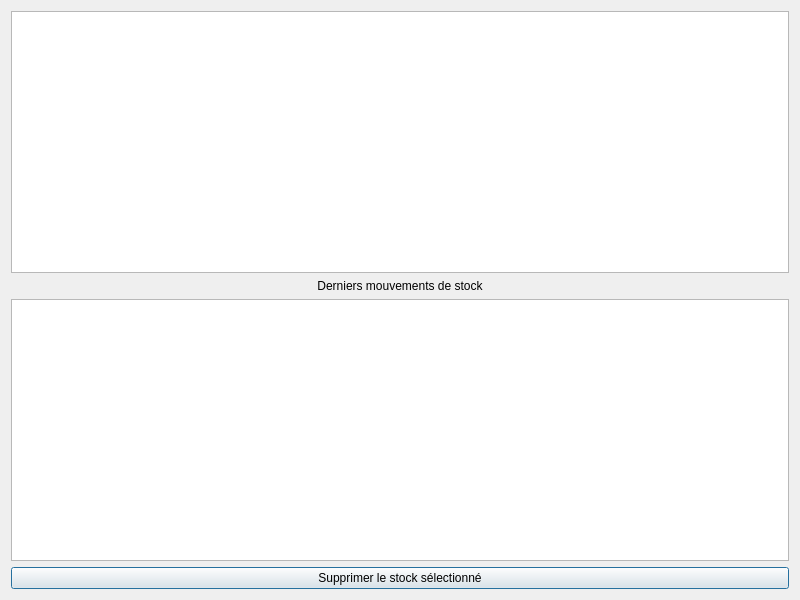
Qt form form/ViewStock.ui (Alt68719/projet_achats) before a commit.
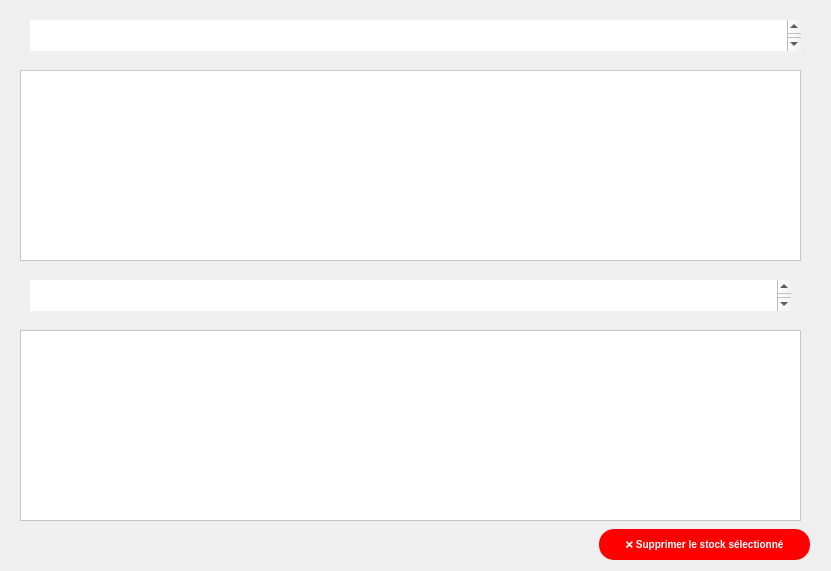
The same form after that commit. Icons and pictures are not drawn.

```diff
--- a/form/ViewStock.ui
+++ b/form/ViewStock.ui
@@ -6,47 +6,134 @@
    <rect>
     <x>0</x>
     <y>0</y>
-    <width>800</width>
-    <height>600</height>
+    <width>831</width>
+    <height>571</height>
    </rect>
   </property>
   <property name="windowTitle">
    <string>Voir le Stock</string>
   </property>
-  <layout class="QVBoxLayout" name="verticalLayout">
+  <property name="styleSheet">
+   <string notr="true">QWidget#ViewStock {
+    border-image: url(&quot;C:/projet_QT/projet_achats/image000/fond02.jpg&quot;) 0 0 0 0 stretch stretch;
+}
 
-   <!-- Tableau du stock -->
-   <item>
-    <widget class="QTableView" name="tableView"/>
-   </item>
 
-   <!-- Label pour mouvements -->
-   <item>
-    <widget class="QLabel" name="labelMouvements">
-     <property name="text">
-      <string>Derniers mouvements de stock</string>
-     </property>
-     <property name="alignment">
-      <set>Qt::AlignCenter</set>
-     </property>
-    </widget>
-   </item>
-
-   <!-- Tableau des mouvements -->
-   <item>
-    <widget class="QTableView" name="tableViewMouvements"/>
-   </item>
-
-   <!-- Bouton supprimer -->
-   <item>
-    <widget class="QPushButton" name="btnSupprimer">
-     <property name="text">
-      <string>Supprimer le stock sélectionné</string>
-     </property>
-    </widget>
-   </item>
-
-  </layout>
+</string>
+  </property>
+  <widget class="QTableView" name="tableView">
+   <property name="geometry">
+    <rect>
+     <x>20</x>
+     <y>70</y>
+     <width>781</width>
+     <height>191</height>
+    </rect>
+   </property>
+   <property name="styleSheet">
+    <string notr="true">QTableView{
+	background-color: white;
+}</string>
+   </property>
+  </widget>
+  <widget class="QTableView" name="tableViewMouvements">
+   <property name="geometry">
+    <rect>
+     <x>20</x>
+     <y>330</y>
+     <width>781</width>
+     <height>191</height>
+    </rect>
+   </property>
+   <property name="styleSheet">
+    <string notr="true">QTableView{
+	background-color: white;
+}</string>
+   </property>
+  </widget>
+  <widget class="QPushButton" name="btnSupprimer">
+   <property name="geometry">
+    <rect>
+     <x>599</x>
+     <y>529</y>
+     <width>211</width>
+     <height>31</height>
+    </rect>
+   </property>
+   <property name="styleSheet">
+    <string notr="true">
+QPushButton {
+    background-color: red;
+    border-radius: 15px;
+    border: none;
+    padding: 10px 20px;
+    color: white;
+    font-size: 10px;
+    font-weight: bold;
+}</string>
+   </property>
+   <property name="text">
+    <string>❌ Supprimer le stock sélectionné</string>
+   </property>
+  </widget>
+  <widget class="QTextBrowser" name="textBrowser">
+   <property name="geometry">
+    <rect>
+     <x>10</x>
+     <y>10</y>
+     <width>811</width>
+     <height>51</height>
+    </rect>
+   </property>
+   <property name="styleSheet">
+    <string notr="true">QTextBrowser {
+    border-image: url(&quot;C:/projet_QT/projet_achats/image000/fond03.jpg&quot;) 0 0 0 0 stretch stretch;
+    border: none;
+    padding: 10px 20px;
+    color: white;
+    font-weight: bold;
+}</string>
+   </property>
+   <property name="html">
+    <string>&lt;!DOCTYPE HTML PUBLIC &quot;-//W3C//DTD HTML 4.0//EN&quot; &quot;http://www.w3.org/TR/REC-html40/strict.dtd&quot;&gt;
+&lt;html&gt;&lt;head&gt;&lt;meta name=&quot;qrichtext&quot; content=&quot;1&quot; /&gt;&lt;meta charset=&quot;utf-8&quot; /&gt;&lt;style type=&quot;text/css&quot;&gt;
+p, li { white-space: pre-wrap; }
+hr { height: 1px; border-width: 0; }
+li.unchecked::marker { content: &quot;\2610&quot;; }
+li.checked::marker { content: &quot;\2612&quot;; }
+&lt;/style&gt;&lt;/head&gt;&lt;body style=&quot; font-family:'Segoe UI'; font-size:9pt; font-weight:700; font-style:normal;&quot;&gt;
+&lt;p style=&quot; margin-top:0px; margin-bottom:0px; margin-left:0px; margin-right:0px; -qt-block-indent:0; text-indent:0px;&quot;&gt;&lt;span style=&quot; font-size:18pt;&quot;&gt;Stock :&lt;/span&gt;&lt;/p&gt;&lt;/body&gt;&lt;/html&gt;</string>
+   </property>
+  </widget>
+  <widget class="QTextBrowser" name="textBrowser_2">
+   <property name="geometry">
+    <rect>
+     <x>10</x>
+     <y>270</y>
+     <width>801</width>
+     <height>51</height>
+    </rect>
+   </property>
+   <property name="styleSheet">
+    <string notr="true">QTextBrowser {
+    border-image: url(&quot;C:/projet_QT/projet_achats/image000/fond03.jpg&quot;) 0 0 0 0 stretch stretch;
+    border: none;
+    padding: 10px 20px;
+    color: white;
+    font-weight: bold;
+}</string>
+   </property>
+   <property name="html">
+    <string>&lt;!DOCTYPE HTML PUBLIC &quot;-//W3C//DTD HTML 4.0//EN&quot; &quot;http://www.w3.org/TR/REC-html40/strict.dtd&quot;&gt;
+&lt;html&gt;&lt;head&gt;&lt;meta name=&quot;qrichtext&quot; content=&quot;1&quot; /&gt;&lt;meta charset=&quot;utf-8&quot; /&gt;&lt;style type=&quot;text/css&quot;&gt;
+p, li { white-space: pre-wrap; }
+hr { height: 1px; border-width: 0; }
+li.unchecked::marker { content: &quot;\2610&quot;; }
+li.checked::marker { content: &quot;\2612&quot;; }
+&lt;/style&gt;&lt;/head&gt;&lt;body style=&quot; font-family:'Segoe UI'; font-size:9pt; font-weight:700; font-style:normal;&quot;&gt;
+&lt;p style=&quot; margin-top:0px; margin-bottom:0px; margin-left:0px; margin-right:0px; -qt-block-indent:0; text-indent:0px;&quot;&gt;&lt;span style=&quot; font-size:18pt;&quot;&gt;Derniers mouvements de stock :&lt;/span&gt;&lt;/p&gt;&lt;/body&gt;&lt;/html&gt;</string>
+   </property>
+  </widget>
  </widget>
  <resources/>
  <connections/>
```
